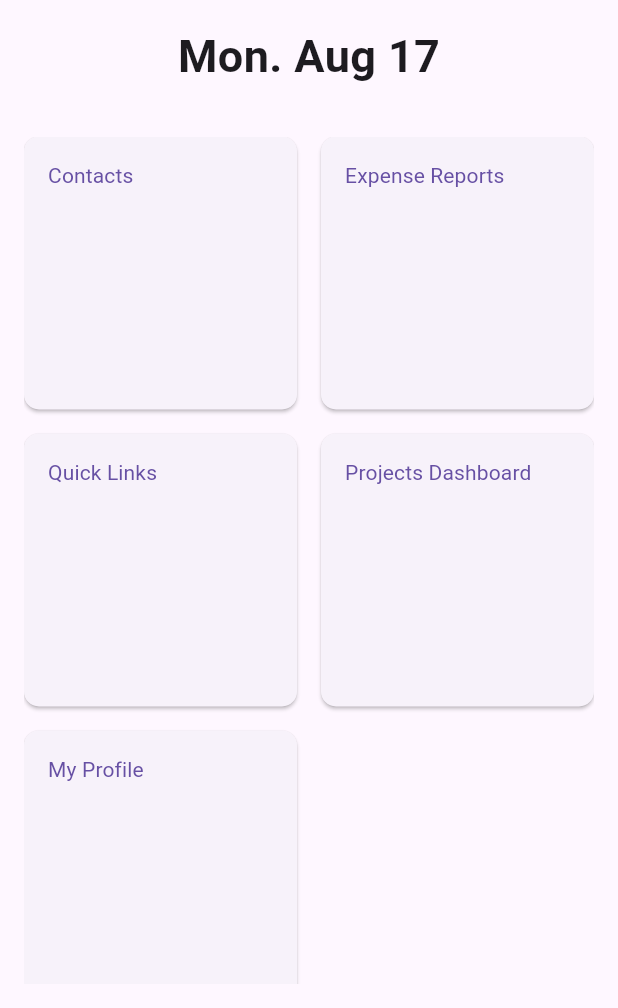
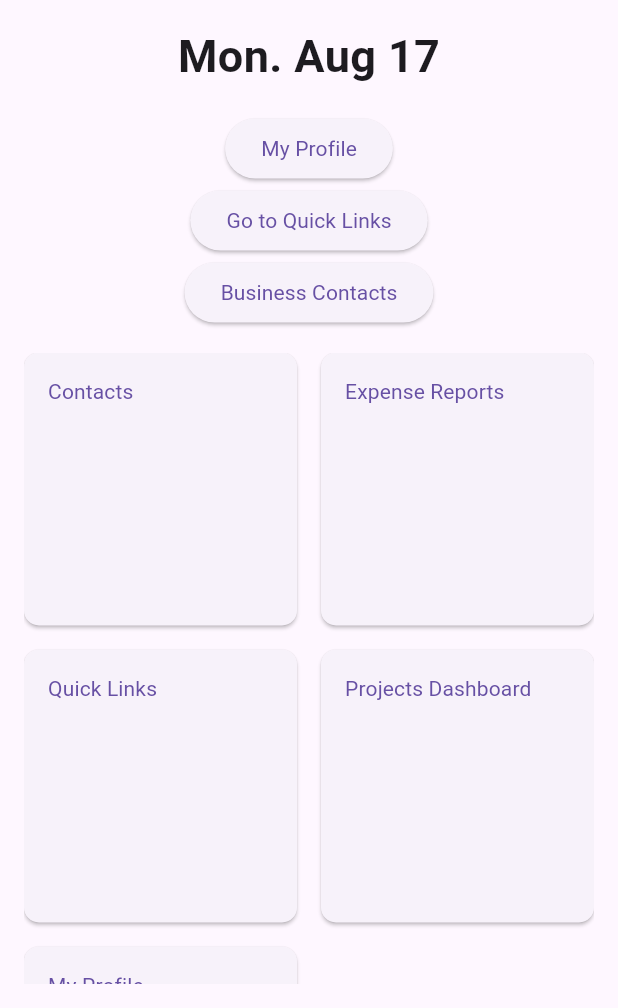
Before and after one commit to alexstrugacz/normandy-app, a Flutter app: the HomePage screen opened by its route, on a phone screen of 412 x 824 dp, the part 228-1236 px from its top. Run offline on Flutter 3.47's test engine with Material 3 defaults, Android fonts, the light colour scheme and no system bars; our stand-ins replace flutter_svg, font_awesome_flutter, shared_preferences; accounts and stored records are empty.

Commit message:
Merge with main

```diff
--- a/NormandyAppProject/normandy_app/lib/src/homePage.dart
+++ b/NormandyAppProject/normandy_app/lib/src/homePage.dart
@@ -34,6 +34,24 @@ class HomePage extends StatelessWidget {
               ),
             ),
             SizedBox(height: 16),
+
+            ElevatedButton(
+                onPressed: () {
+                  Navigator.pushNamed(context, '/profile');
+                },
+                child: Text('My Profile')),
+            ElevatedButton(
+              onPressed: () {
+                Navigator.pushNamed(context, '/quick-links');
+              },
+              child: Text('Go to Quick Links'),
+            ),
+            ElevatedButton(
+              onPressed: () {
+                Navigator.pushNamed(context, '/business-contacts-list');
+              },
+              child: Text('Business Contacts'),
+            ),
             // Grid of buttons
             Expanded(
                 child: Padding(
```
Also changed, not shown: NormandyAppProject/normandy_app/lib/src/profile.dart (+11 -3 lines).
